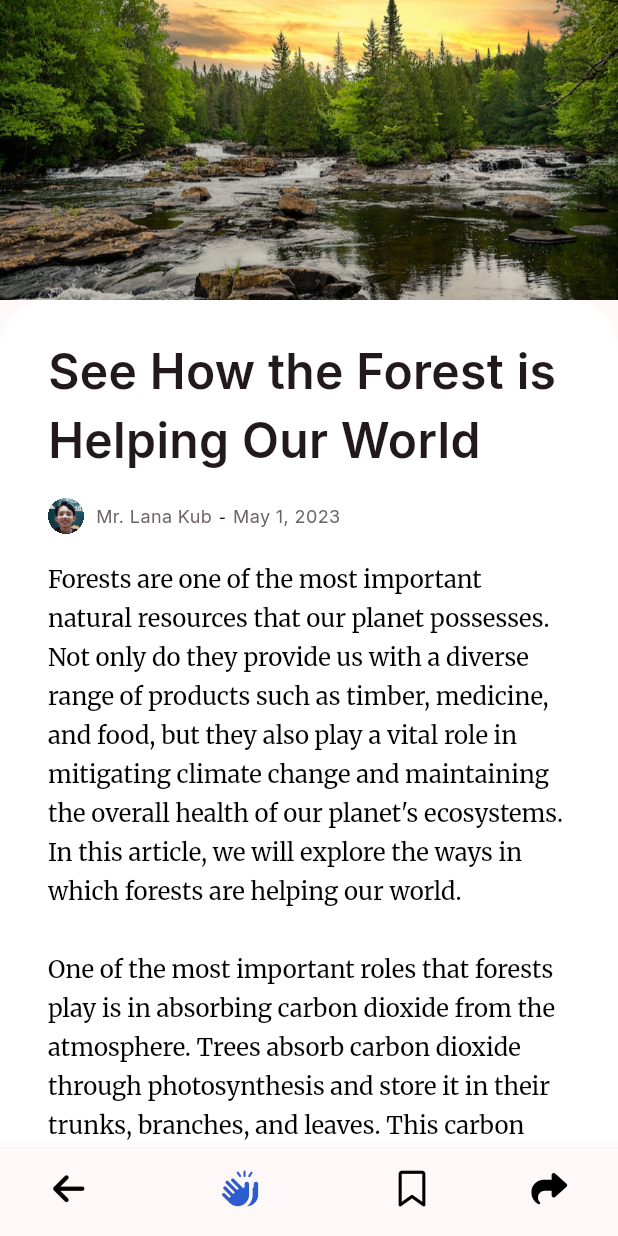
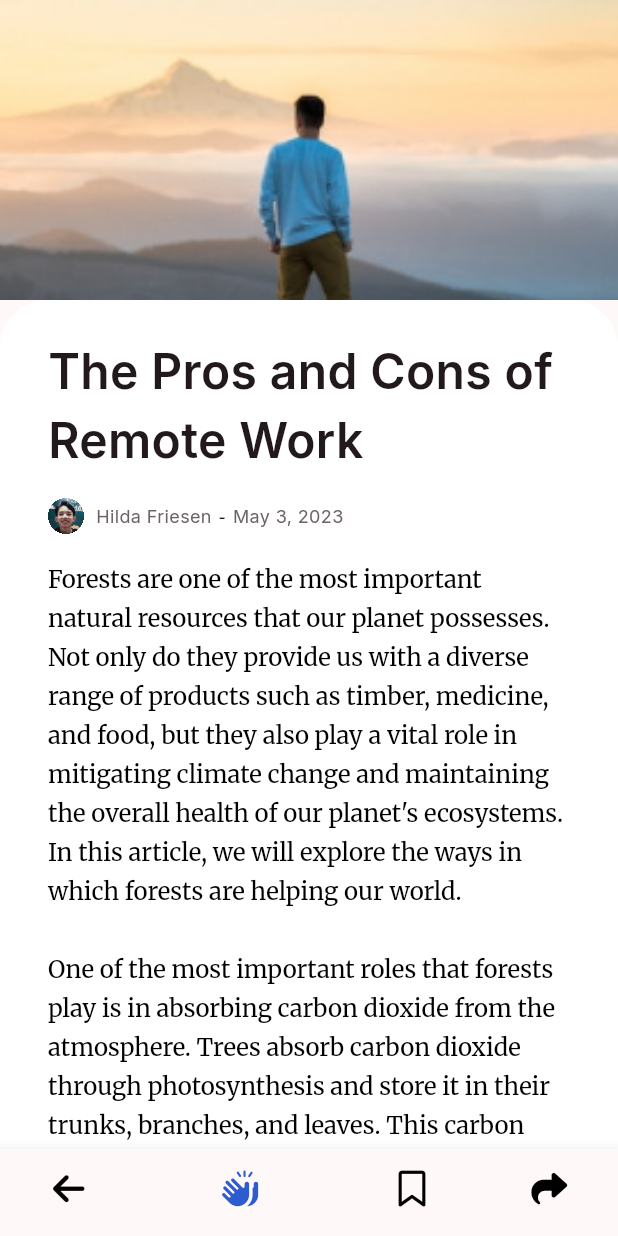
Before and after one commit to alifzaidan/lask-news, a Flutter app: the screen it shows after launch, after a tap on "The Pros and Cons of Remote Work", on a phone screen of 412 x 824 dp. Run offline on Flutter 3.47's test engine with Material 2 defaults, Android fonts, the light colour scheme and no system bars; our stand-ins replace font_awesome_flutter, google_fonts, google_nav_bar.

Commit message:
parsing data

```diff
--- a/lib/main.dart
+++ b/lib/main.dart
@@ -20,9 +20,9 @@ class MyApp extends StatelessWidget {
         useMaterial3: true,
       ),
       debugShowCheckedModeBanner: false,
-      initialRoute: '/splash',
+      initialRoute: '/',
       routes: {
-        '/splash': (context) => const SplashScreen(),
+        '/': (context) => const SplashScreen(),
         '/home': (context) => const HomeScreen(),
         '/explore': (context) => const ExploreScreen(),
         '/article': (context) => const ArticleScreen(),
--- /dev/null
+++ b/lib/models/news_model.dart
@@ -0,0 +1,152 @@
+class NewsModel {
+  String title;
+  String image;
+  String category;
+  String author;
+  String date;
+  String description1;
+  String description2;
+
+  NewsModel({
+    required this.title,
+    required this.image,
+    required this.category,
+    required this.author,
+    required this.date,
+    required this.description1,
+    required this.description2,
+  });
+}
+
+final List<NewsModel> headline = [
+  NewsModel(
+    title: "Experience the Serenity of Japan's Traditional Countryside",
+    image: "japan.png",
+    category: "Technology",
+    author: "Hilda Friesen",
+    date: "May 3, 2023",
+    description1:
+        "Forests are one of the most important natural resources that our planet possesses. Not only do they provide us with a diverse range of products such as timber, medicine, and food, but they also play a vital role in mitigating climate change and maintaining the overall health of our planet's ecosystems. In this article, we will explore the ways in which forests are helping our world.",
+    description2:
+        "\n\nOne of the most important roles that forests play is in absorbing carbon dioxide from the atmosphere. Trees absorb carbon dioxide through photosynthesis and store it in their trunks, branches, and leaves. This carbon sequestration helps to mitigate climate change by reducing the amount of greenhouse gases in the atmosphere. Forests are estimated to absorb approximately 2.4 billion tonnes of carbon dioxide each year, which is equivalent to around 10% of global greenhouse gas emissions.",
+  ),
+  NewsModel(
+    title: "Discovering the Magic of Paris: A Journey through",
+    image: "paris.jpg",
+    category: "Technology",
+    author: "Hilda Friesen",
+    date: "May 3, 2023",
+    description1:
+        "Forests are one of the most important natural resources that our planet possesses. Not only do they provide us with a diverse range of products such as timber, medicine, and food, but they also play a vital role in mitigating climate change and maintaining the overall health of our planet's ecosystems. In this article, we will explore the ways in which forests are helping our world. ",
+    description2:
+        "\n\nOne of the most important roles that forests play is in absorbing carbon dioxide from the atmosphere. Trees absorb carbon dioxide through photosynthesis and store it in their trunks, branches, and leaves. This carbon sequestration helps to mitigate climate change by reducing the amount of greenhouse gases in the atmosphere. Forests are estimated to absorb approximately 2.4 billion tonnes of carbon dioxide each year, which is equivalent to around 10% of global greenhouse gas emissions.",
+  ),
+  NewsModel(
+    title: "The Pros and Cons of Remote Work",
+    image: "mountain.png",
+    category: "Technology",
+    author: "Hilda Friesen",
+    date: "May 3, 2023",
+    description1:
+        "Forests are one of the most important natural resources that our planet possesses. Not only do they provide us with a diverse range of products such as timber, medicine, and food, but they also play a vital role in mitigating climate change and maintaining the overall health of our planet's ecosystems. In this article, we will explore the ways in which forests are helping our world.",
+    description2:
+        "\n\nOne of the most important roles that forests play is in absorbing carbon dioxide from the atmosphere. Trees absorb carbon dioxide through photosynthesis and store it in their trunks, branches, and leaves. This carbon sequestration helps to mitigate climate change by reducing the amount of greenhouse gases in the atmosphere. Forests are estimated to absorb approximately 2.4 billion tonnes of carbon dioxide each year, which is equivalent to around 10% of global greenhouse gas emissions.",
+  ),
+];
+
+final List<NewsModel> justforyou = [
+  NewsModel(
+    title: "The Pros and Cons of Remote Work",
+    image: "mountain.png",
+    category: "Technology",
+    author: "Hilda Friesen",
+    date: "May 3, 2023",
+    description1:
+        "Forests are one of the most important natural resources that our planet possesses. Not only do they provide us with a diverse range of products such as timber, medicine, and food, but they also play a vital role in mitigating climate change and maintaining the overall health of our planet's ecosystems. In this article, we will explore the ways in which forests are helping our world.",
+    description2:
+        "\n\nOne of the most important roles that forests play is in absorbing carbon dioxide from the atmosphere. Trees absorb carbon dioxide through photosynthesis and store it in their trunks, branches, and leaves. This carbon sequestration helps to mitigate climate change by reducing the amount of greenhouse gases in the atmosphere. Forests are estimated to absorb approximately 2.4 billion tonnes of carbon dioxide each year, which is equivalent to around 10% of global greenhouse gas emissions.",
+  ),
+  NewsModel(
+    title: "The Pros and Cons of Remote Work",
+    image: "waterfall.jpg",
+    category: "Technology",
+    author: "Hilda Friesen",
+    date: "May 3, 2023",
+    description1:
+        "Forests are one of the most important natural resources that our planet possesses. Not only do they provide us with a diverse range of products such as timber, medicine, and food, but they also play a vital role in mitigating climate change and maintaining the overall health of our planet's ecosystems. In this article, we will explore the ways in which forests are helping our world.",
+    description2:
+        "\n\nOne of the most important roles that forests play is in absorbing carbon dioxide from the atmosphere. Trees absorb carbon dioxide through photosynthesis and store it in their trunks, branches, and leaves. This carbon sequestration helps to mitigate climate change by reducing the amount of greenhouse gases in the atmosphere. Forests are estimated to absorb approximately 2.4 billion tonnes of carbon dioxide each year, which is equivalent to around 10% of global greenhouse gas emissions.",
+  ),
+  NewsModel(
+    title: "Experience the Serenity of Japan's Traditional Countryside",
+    image: "japan.png",
+    category: "Technology",
+    author: "Hilda Friesen",
+    date: "May 3, 2023",
+    description1:
+        "Forests are one of the most important natural resources that our planet possesses. Not only do they provide us with a diverse range of products such as timber, medicine, and food, but they also play a vital role in mitigating climate change and maintaining the overall health of our planet's ecosystems. In this article, we will explore the ways in which forests are helping our world.",
+    description2:
+        "\n\nOne of the most important roles that forests play is in absorbing carbon dioxide from the atmosphere. Trees absorb carbon dioxide through photosynthesis and store it in their trunks, branches, and leaves. This carbon sequestration helps to mitigate climate change by reducing the amount of greenhouse gases in the atmosphere. Forests are estimated to absorb approximately 2.4 billion tonnes of carbon dioxide each year, which is equivalent to around 10% of global greenhouse gas emissions.",
+  ),
+];
+
+final List<NewsModel> twg = [
+  NewsModel(
+    title: "Uncovering the Hidden Gems of the Amazon Forest",
+    image: "amazon.png",
+    category: "Travel",
+    author: "Mr. Lana Kub",
+    date: "May 1, 2023",
+    description1:
+        "Forests are one of the most important natural resources that our planet possesses. Not only do they provide us with a diverse range of products such as timber, medicine, and food, but they also play a vital role in mitigating climate change and maintaining the overall health of our planet's ecosystems. In this article, we will explore the ways in which forests are helping our world.",
+    description2:
+        "\n\nOne of the most important roles that forests play is in absorbing carbon dioxide from the atmosphere. Trees absorb carbon dioxide through photosynthesis and store it in their trunks, branches, and leaves. This carbon sequestration helps to mitigate climate change by reducing the amount of greenhouse gases in the atmosphere. Forests are estimated to absorb approximately 2.4 billion tonnes of carbon dioxide each year, which is equivalent to around 10% of global greenhouse gas emissions.",
+  ),
+];
+
+final List<NewsModel> explore = [
+  NewsModel(
+    title: "Experience the Serenity of Japan's Traditional Countryside",
+    image: "sakura.png",
+    category: "Travel",
+    author: "Hilda Friesen",
+    date: "May 3, 2023",
+    description1:
+        "Forests are one of the most important natural resources that our planet possesses. Not only do they provide us with a diverse range of products such as timber, medicine, and food, but they also play a vital role in mitigating climate change and maintaining the overall health of our planet's ecosystems. In this article, we will explore the ways in which forests are helping our world.",
+    description2:
+        "\n\nOne of the most important roles that forests play is in absorbing carbon dioxide from the atmosphere. Trees absorb carbon dioxide through photosynthesis and store it in their trunks, branches, and leaves. This carbon sequestration helps to mitigate climate change by reducing the amount of greenhouse gases in the atmosphere. Forests are estimated to absorb approximately 2.4 billion tonnes of carbon dioxide each year, which is equivalent to around 10% of global greenhouse gas emissions.",
+  ),
+  NewsModel(
+    title: "A Journey Through Time: Discovering the Nile river",
+    image: "nile.png",
+    category: "Travel",
+    author: "Melissa White",
+    date: "May 7, 2023",
+    description1:
+        "Forests are one of the most important natural resources that our planet possesses. Not only do they provide us with a diverse range of products such as timber, medicine, and food, but they also play a vital role in mitigating climate change and maintaining the overall health of our planet's ecosystems. In this article, we will explore the ways in which forests are helping our world.",
+    description2:
+        "\n\nOne of the most important roles that forests play is in absorbing carbon dioxide from the atmosphere. Trees absorb carbon dioxide through photosynthesis and store it in their trunks, branches, and leaves. This carbon sequestration helps to mitigate climate change by reducing the amount of greenhouse gases in the atmosphere. Forests are estimated to absorb approximately 2.4 billion tonnes of carbon dioxide each year, which is equivalent to around 10% of global greenhouse gas emissions.",
+  ),
+  NewsModel(
+    title: "Chasing the Northern Lights: A Winter in Finland",
+    image: "winter.png",
+    category: "Travel",
+    author: "Hilda Friesen",
+    date: "May 12, 2023",
+    description1:
+        "Forests are one of the most important natural resources that our planet possesses. Not only do they provide us with a diverse range of products such as timber, medicine, and food, but they also play a vital role in mitigating climate change and maintaining the overall health of our planet's ecosystems. In this article, we will explore the ways in which forests are helping our world.",
+    description2:
+        "\n\nOne of the most important roles that forests play is in absorbing carbon dioxide from the atmosphere. Trees absorb carbon dioxide through photosynthesis and store it in their trunks, branches, and leaves. This carbon sequestration helps to mitigate climate change by reducing the amount of greenhouse gases in the atmosphere. Forests are estimated to absorb approximately 2.4 billion tonnes of carbon dioxide each year, which is equivalent to around 10% of global greenhouse gas emissions.",
+  ),
+  NewsModel(
+    title: "Chasing the Northern Lights: A Winter in Finland",
+    image: "winter.png",
+    category: "Travel",
+    author: "Hilda Friesen",
+    date: "May 12, 2023",
+    description1:
+        "Forests are one of the most important natural resources that our planet possesses. Not only do they provide us with a diverse range of products such as timber, medicine, and food, but they also play a vital role in mitigating climate change and maintaining the overall health of our planet's ecosystems. In this article, we will explore the ways in which forests are helping our world.",
+    description2:
+        "\n\nOne of the most important roles that forests play is in absorbing carbon dioxide from the atmosphere. Trees absorb carbon dioxide through photosynthesis and store it in their trunks, branches, and leaves. This carbon sequestration helps to mitigate climate change by reducing the amount of greenhouse gases in the atmosphere. Forests are estimated to absorb approximately 2.4 billion tonnes of carbon dioxide each year, which is equivalent to around 10% of global greenhouse gas emissions.",
+  ),
+];
--- a/lib/screen/article_screen.dart
+++ b/lib/screen/article_screen.dart
@@ -1,12 +1,15 @@
 import 'package:flutter/material.dart';
 import 'package:font_awesome_flutter/font_awesome_flutter.dart';
 import 'package:google_fonts/google_fonts.dart';
+import 'package:lask_news_app/models/news_model.dart';
 
 class ArticleScreen extends StatelessWidget {
   const ArticleScreen({Key? key});
 
   @override
   Widget build(BuildContext context) {
+    final news = ModalRoute.of(context)!.settings.arguments as NewsModel;
+
     return Scaffold(
       body: NestedScrollView(
         headerSliverBuilder: (BuildContext context, bool innerBoxIsScrolled) {
@@ -17,20 +20,20 @@ class ArticleScreen extends StatelessWidget {
               expandedHeight: 200.0,
               flexibleSpace: FlexibleSpaceBar(
                 background: Image.asset(
-                  'assets/images/forest.png',
+                  'assets/images/${news.image}',
                   fit: BoxFit.cover,
                 ),
               ),
             ),
           ];
         },
-        body: _content(),
+        body: _content(news),
       ),
       bottomNavigationBar: _bottomNavigationBar(context),
     );
   }
 
-  Widget _content() {
+  Widget _content(NewsModel news) {
     return SingleChildScrollView(
       child: Stack(
         children: [
@@ -45,7 +48,7 @@ class ArticleScreen extends StatelessWidget {
             child: Column(
               children: [
                 Text(
-                  'See How the Forest is Helping Our World',
+                  news.title,
                   style: GoogleFonts.inter(
                     fontSize: 32,
                     fontWeight: FontWeight.w600,
@@ -70,7 +73,7 @@ class ArticleScreen extends StatelessWidget {
                       width: 8,
                     ),
                     Text(
-                      'Mr. Lana Kub',
+                      news.author,
                       style: GoogleFonts.inter(
                         fontSize: 12,
                         color: const Color(0xFF6D6265),
@@ -81,7 +84,7 @@ class ArticleScreen extends StatelessWidget {
                       child: Center(child: Text('-')),
                     ),
                     Text(
-                      'May 1, 2023',
+                      news.date,
                       style: GoogleFonts.inter(
                         fontSize: 12,
                         color: const Color(0xFF6D6265),
@@ -94,17 +97,15 @@ class ArticleScreen extends StatelessWidget {
                 ),
                 RichText(
                   text: TextSpan(
-                    text:
-                        "Forests are one of the most important natural resources that our planet possesses. Not only do they provide us with a diverse range of products such as timber, medicine, and food, but they also play a vital role in mitigating climate change and maintaining the overall health of our planet's ecosystems. In this article, we will explore the ways in which forests are helping our world.",
+                    text: news.description1,
                     style: GoogleFonts.merriweather(
                       color: Colors.black,
                       fontSize: 16,
                       height: 1.6,
                     ),
-                    children: const [
+                    children: [
                       TextSpan(
-                        text:
-                            "\n\nOne of the most important roles that forests play is in absorbing carbon dioxide from the atmosphere. Trees absorb carbon dioxide through photosynthesis and store it in their trunks, branches, and leaves. This carbon sequestration helps to mitigate climate change by reducing the amount of greenhouse gases in the atmosphere. Forests are estimated to absorb approximately 2.4 billion tonnes of carbon dioxide each year, which is equivalent to around 10% of global greenhouse gas emissions.",
+                        text: news.description2,
                       ),
                     ],
                   ),
--- a/lib/screen/explore_screen.dart
+++ b/lib/screen/explore_screen.dart
@@ -1,6 +1,7 @@
 import 'package:flutter/material.dart';
 import 'package:font_awesome_flutter/font_awesome_flutter.dart';
 import 'package:google_fonts/google_fonts.dart';
+import 'package:lask_news_app/models/news_model.dart';
 
 var category = [
   "Travel",
@@ -9,53 +10,6 @@ var category = [
   "Economy",
   "Healthy",
   "Sports"
-];
-
-class ExploreModel {
-  String title;
-  String image;
-  String category;
-  String author;
-  String date;
-
-  ExploreModel({
-    required this.title,
-    required this.image,
-    required this.category,
-    required this.author,
-    required this.date,
-  });
-}
-
-var explore = [
-  ExploreModel(
-    title: "Experience the Serenity of Japan's Traditional Countryside",
-    image: "sakura.png",
-    category: "Travel",
-    author: "Hilda Friesen",
-    date: "May 3, 2023",
-  ),
-  ExploreModel(
-    title: "A Journey Through Time: Discovering the Nile river",
-    image: "nile.png",
-    category: "Travel",
-    author: "Melissa White",
-    date: "May 7, 2023",
-  ),
-  ExploreModel(
-    title: "Chasing the Northern Lights: A Winter in Finland",
-    image: "winter.png",
-    category: "Travel",
-    author: "Hilda Friesen",
-    date: "May 12, 2023",
-  ),
-  ExploreModel(
-    title: "Chasing the Northern Lights: A Winter in Finland",
-    image: "winter.png",
-    category: "Travel",
-    author: "Hilda Friesen",
-    date: "May 12, 2023",
-  ),
 ];
 
 class ExploreScreen extends StatelessWidget {
@@ -76,11 +30,11 @@ class ExploreScreen extends StatelessWidget {
               const SizedBox(
                 height: 16,
               ),
-              _headline(context),
+              _headline(context, headexp),
               const SizedBox(
                 height: 36,
               ),
-              _news(),
+              _news(explore),
             ],
           ),
         ),
@@ -132,12 +86,12 @@ class ExploreScreen extends StatelessWidget {
     );
   }
 
-  Container _headline(BuildContext context) {
+  Container _headline(BuildContext context, List<NewsModel> headexp) {
     return Container(
       padding: const EdgeInsets.symmetric(horizontal: 32),
       child: InkWell(
         onTap: () {
-          Navigator.pushNamed(context, '/article');
+          Navigator.pushNamed(context, '/article', arguments: headexp[0]);
         },
         highlightColor: Colors.grey[200],
         child: Column(
@@ -149,7 +103,7 @@ class ExploreScreen extends StatelessWidget {
                 borderRadius: BorderRadius.circular(8),
               ),
               child: Image.asset(
-                'assets/images/amazon.png',
+                'assets/images/${headexp[0].image}',
                 width: double.maxFinite,
                 height: 206,
                 fit: BoxFit.cover,
@@ -159,7 +113,7 @@ class ExploreScreen extends StatelessWidget {
               height: 16,
             ),
             Text(
-              'Uncovering the Hidden Gems of the Amazon Forest',
+              headexp[0].title,
               maxLines: 2,
               style: GoogleFonts.inter(
                 fontSize: 22,
@@ -182,7 +136,7 @@ class ExploreScreen extends StatelessWidget {
                   width: 8,
                 ),
                 Text(
-                  'Mr. Lana Kub',
+                  headexp[0].author,
                   style: GoogleFonts.inter(
                     fontSize: 12,
                     color: const Color(0xFF6D6265),
@@ -193,7 +147,7 @@ class ExploreScreen extends StatelessWidget {
                   child: Center(child: Text('-')),
                 ),
                 Text(
-                  'May 1, 2023',
+                  headexp[0].date,
                   style: GoogleFonts.inter(
                     fontSize: 12,
                     color: const Color(0xFF6D6265),
@@ -207,14 +161,14 @@ class ExploreScreen extends StatelessWidget {
     );
   }
 
-  ListView _news() {
+  ListView _news(List<NewsModel> explore) {
     return ListView.separated(
       padding: const EdgeInsets.symmetric(horizontal: 32),
       physics: const NeverScrollableScrollPhysics(),
       shrinkWrap: true,
       itemBuilder: (context, index) => InkWell(
         onTap: () {
-          Navigator.pushNamed(context, '/article');
+          Navigator.pushNamed(context, '/article', arguments: explore[index]);
         },
         highlightColor: Colors.grey[200],
         child: Row(
```
Also changed, not shown: lib/screen/home_screen.dart (+3 -50 lines).
